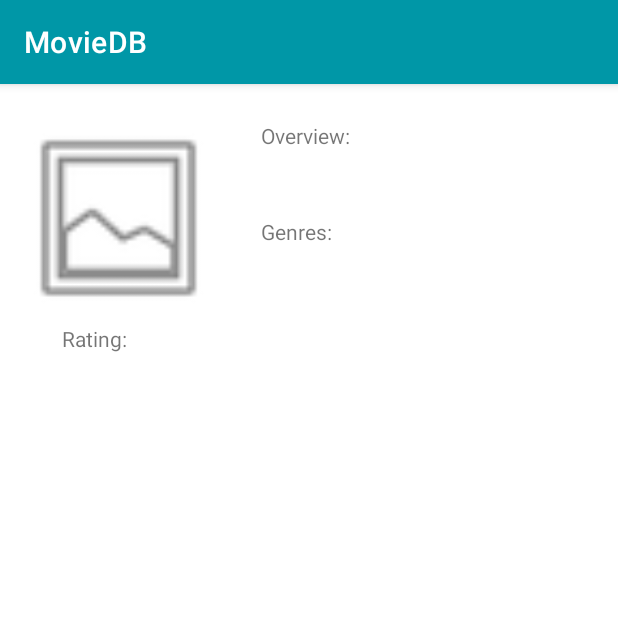
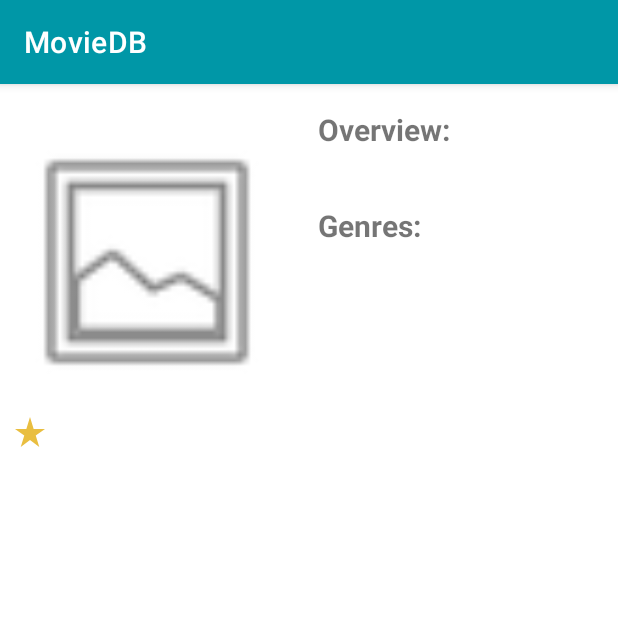
Before and after one commit to ardaturkoglu/MovieDbApp, an Android app: the fragment MovieDetailFragment placed in its activity, on a phone screen of 412 x 824 dp, the top half of it. Run offline under Robolectric (Android 15) with nearby library versions, the phone set to English and light mode, and no system bars; our stand-ins replace data binding, navigation-ui; pictures from the network do not load; 1 statement that could not run was skipped.

Commit message:
UI changes.

```diff
--- a/app/src/main/java/com/example/moviedb/ui/MovieListFragment.kt
+++ b/app/src/main/java/com/example/moviedb/ui/MovieListFragment.kt
@@ -10,6 +10,7 @@ import androidx.fragment.app.Fragment
 import androidx.fragment.app.activityViewModels
 import androidx.lifecycle.Observer
 import androidx.recyclerview.widget.GridLayoutManager
+import androidx.recyclerview.widget.LinearLayoutManager
 import androidx.recyclerview.widget.RecyclerView
 import com.example.moviedb.R
 import com.example.moviedb.databinding.FragmentMovieListBinding
@@ -117,7 +118,7 @@ class MovieListFragment : Fragment() {
 
         override fun onScrolled(recyclerView: RecyclerView, dx: Int, dy: Int) {
             super.onScrolled(recyclerView, dx, dy)
-            val layoutManager = binding?.recyclerView?.layoutManager as GridLayoutManager
+            val layoutManager = binding?.recyclerView?.layoutManager as LinearLayoutManager
             val sizeOfCurrentList = layoutManager.itemCount
             val visibleItems = layoutManager.childCount
             val topPosition = layoutManager.findFirstVisibleItemPosition()
--- a/app/src/main/java/com/example/moviedb/ui/TopRatedFragment.kt
+++ b/app/src/main/java/com/example/moviedb/ui/TopRatedFragment.kt
@@ -9,6 +9,7 @@ import androidx.fragment.app.activityViewModels
 import androidx.lifecycle.Observer
 import androidx.navigation.Navigation
 import androidx.recyclerview.widget.GridLayoutManager
+import androidx.recyclerview.widget.LinearLayoutManager
 import androidx.recyclerview.widget.RecyclerView
 import com.example.moviedb.R
 import com.example.moviedb.databinding.FragmentTopRatedBinding
@@ -127,7 +128,7 @@ class TopRatedFragment : Fragment() {
 
         override fun onScrolled(recyclerView: RecyclerView, dx: Int, dy: Int) {
             super.onScrolled(recyclerView, dx, dy)
-            val layoutManager = binding?.recyclerView?.layoutManager as GridLayoutManager
+            val layoutManager = binding?.recyclerView?.layoutManager as LinearLayoutManager
             val sizeOfCurrentList = layoutManager.itemCount //Total size of current list
             val visibleItems = layoutManager.childCount //Current item count on screen
             val topPosition = layoutManager.findFirstVisibleItemPosition()
--- /dev/null
+++ b/app/src/main/res/drawable/ic_baseline_star_rate_24.xml
@@ -0,0 +1,5 @@
+<vector android:height="24dp" android:tint="#E9BE40"
+    android:viewportHeight="24" android:viewportWidth="24"
+    android:width="24dp" xmlns:android="http://schemas.android.com/apk/res/android">
+    <path android:fillColor="@android:color/white" android:pathData="M14.43,10l-2.43,-8l-2.43,8l-7.57,0l6.18,4.41l-2.35,7.59l6.17,-4.69l6.18,4.69l-2.35,-7.59l6.17,-4.41z"/>
+</vector>
--- a/app/src/main/res/layout/fragment_movie_detail.xml
+++ b/app/src/main/res/layout/fragment_movie_detail.xml
@@ -25,22 +25,26 @@
 
         <ImageView
             android:id="@+id/movie_image"
-            android:layout_width="142dp"
-            android:layout_height="137dp"
+            android:layout_width="180dp"
+            android:layout_height="200dp"
             android:layout_marginStart="8dp"
             app:layout_constraintBottom_toBottomOf="parent"
             app:layout_constraintStart_toStartOf="parent"
             app:layout_constraintTop_toTopOf="parent"
             app:layout_constraintVertical_bias="0.033"
             app:srcCompat="@android:drawable/ic_menu_gallery"
-            tools:src="@tools:sample/avatars" />
+            tools:src="@tools:sample/avatars"
+            android:contentDescription="@string/movieimage" />
 
         <TextView
             android:id="@+id/rating"
             android:layout_width="wrap_content"
             android:layout_height="wrap_content"
-            android:layout_marginStart="88dp"
+            android:layout_marginStart="8dp"
             android:text="@{movieDetail.vote_average.toString()}"
+            android:drawableLeft="@drawable/ic_baseline_star_rate_24"
+            android:textStyle="bold"
+            android:textSize="20sp"
             app:layout_constraintBottom_toBottomOf="parent"
             app:layout_constraintStart_toStartOf="parent"
             app:layout_constraintTop_toBottomOf="@+id/movie_image"
@@ -52,6 +56,8 @@
             android:layout_width="wrap_content"
             android:layout_height="wrap_content"
             android:layout_marginStart="24dp"
+            android:textStyle="bold"
+            android:textSize="20sp"
             android:text="@string/overview"
             app:layout_constraintBottom_toTopOf="@+id/overview_text"
             app:layout_constraintStart_toEndOf="@+id/movie_image" />
@@ -94,23 +100,14 @@
             android:layout_width="0dp"
             android:layout_height="wrap_content"
             android:layout_marginStart="24dp"
+            android:textStyle="bold"
+            android:textSize="20sp"
             android:text="Genres:"
             app:layout_constraintBottom_toTopOf="@+id/overview_text2"
             app:layout_constraintStart_toEndOf="@+id/movie_image"
             app:layout_constraintTop_toBottomOf="@+id/overview_text"
             app:layout_constraintVertical_bias="1.0" />
 
-        <TextView
-            android:id="@+id/textView"
-            android:layout_width="wrap_content"
-            android:layout_height="wrap_content"
-            android:layout_marginStart="8dp"
-            android:layout_marginTop="2dp"
-            android:text="Rating: "
-            app:layout_constraintEnd_toStartOf="@+id/rating"
-            app:layout_constraintHorizontal_bias="1.0"
-            app:layout_constraintStart_toStartOf="parent"
-            app:layout_constraintTop_toBottomOf="@+id/movie_image" />
 
     </androidx.constraintlayout.widget.ConstraintLayout>
 </layout>
--- a/app/src/main/res/layout/fragment_movie_list.xml
+++ b/app/src/main/res/layout/fragment_movie_list.xml
@@ -23,10 +23,10 @@
             android:id="@+id/recyclerView"
             android:layout_width="match_parent"
             android:layout_height="0dp"
-            android:layout_marginStart="16dp"
-            android:layout_marginEnd="16dp"
+            android:layout_marginStart="8dp"
+            android:layout_marginEnd="8dp"
             android:layout_marginBottom="16dp"
-            app:layoutManager="androidx.recyclerview.widget.GridLayoutManager"
+            app:layoutManager="androidx.recyclerview.widget.LinearLayoutManager"
             app:layout_constraintBottom_toBottomOf="parent"
             app:layout_constraintEnd_toEndOf="parent"
             app:layout_constraintStart_toStartOf="parent"
--- a/app/src/main/res/navigation/nav_graph.xml
+++ b/app/src/main/res/navigation/nav_graph.xml
@@ -26,11 +26,7 @@
         android:label="Search Movies">
         <action
             android:id="@+id/action_movieListFragment_to_movieDetailFragment"
-            app:destination="@id/movieDetailFragment"
-            app:enterAnim="@anim/enter_from_right"
-            app:exitAnim="@anim/exit_to_right"
-            app:popEnterAnim="@anim/enter_from_right"
-            app:popExitAnim="@anim/exit_to_right" />
+            app:destination="@id/movieDetailFragment" />
     </fragment>
     <fragment
         android:id="@+id/movieDetailFragment"
@@ -54,17 +50,9 @@
         tools:layout="@layout/fragment_top_rated" >
         <action
             android:id="@+id/action_topRated_to_movieListFragment"
-            app:destination="@id/movieListFragment"
-            app:enterAnim="@anim/enter_from_right"
-            app:exitAnim="@anim/exit_to_right"
-            app:popEnterAnim="@anim/enter_from_right"
-            app:popExitAnim="@anim/exit_to_right" />
+            app:destination="@id/movieListFragment" />
         <action
             android:id="@+id/action_topRated_to_movieDetailFragment"
-            app:destination="@id/movieDetailFragment"
-            app:enterAnim="@anim/enter_from_right"
-            app:exitAnim="@anim/exit_to_right"
-            app:popEnterAnim="@anim/enter_from_right"
-            app:popExitAnim="@anim/exit_to_right" />
+            app:destination="@id/movieDetailFragment" />
     </fragment>
 </navigation>
--- /dev/null
+++ b/app/src/main/res/values-hdpi/meta.xml
@@ -0,0 +1,2 @@
+<?xml version="1.0" encoding="utf-8"?>
+<resources></resources>
--- /dev/null
+++ b/app/src/main/res/values-mdpi/meta.xml
@@ -0,0 +1,2 @@
+<?xml version="1.0" encoding="utf-8"?>
+<resources></resources>
--- /dev/null
+++ b/app/src/main/res/values-xhdpi/meta.xml
@@ -0,0 +1,2 @@
+<?xml version="1.0" encoding="utf-8"?>
+<resources></resources>
--- /dev/null
+++ b/app/src/main/res/values-xxhdpi/meta.xml
@@ -0,0 +1,2 @@
+<?xml version="1.0" encoding="utf-8"?>
+<resources></resources>
--- /dev/null
+++ b/app/src/main/res/values-xxxhdpi/meta.xml
@@ -0,0 +1,2 @@
+<?xml version="1.0" encoding="utf-8"?>
+<resources></resources>
--- a/app/src/main/res/values/strings.xml
+++ b/app/src/main/res/values/strings.xml
@@ -22,4 +22,5 @@
     <string name="overview">Overview:</string>
     <string name="genre">Genre:</string>
     <string name="rating">Rating:</string>
+    <string name="movieimage">movieImage</string>
 </resources>
```
Also changed, not shown: app/src/main/res/layout/fragment_top_rated.xml (+4 -4 lines), app/src/main/res/layout/movie_item.xml (+30 -14 lines).
